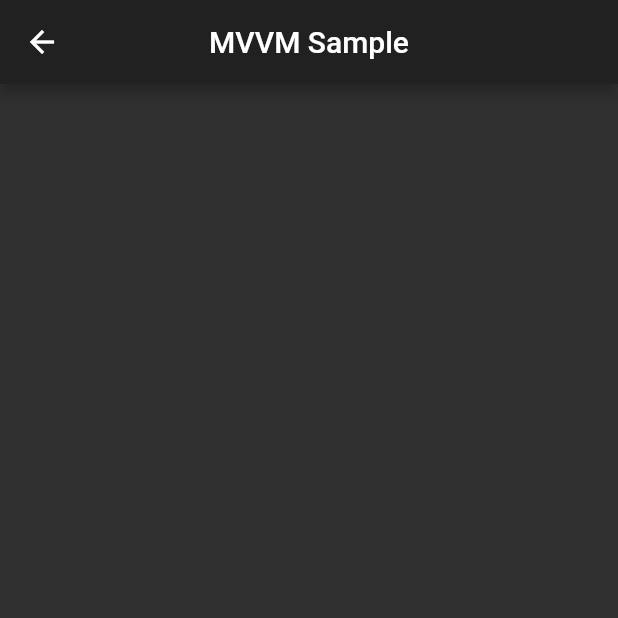
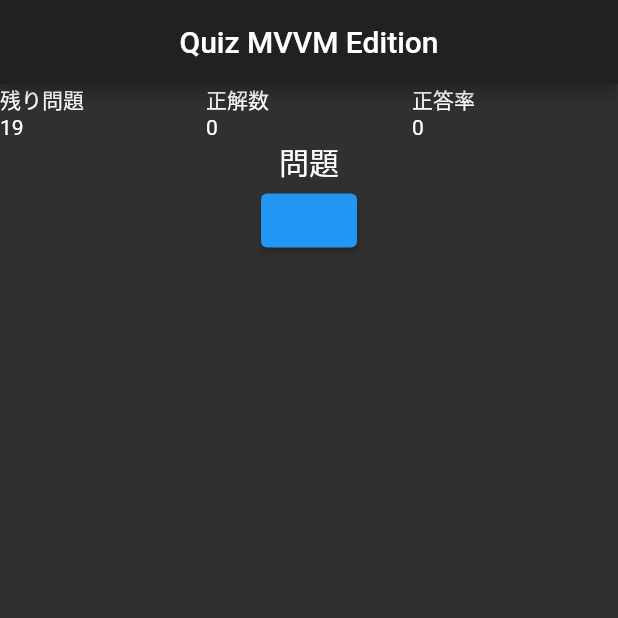
Before and after one commit to HideAsakawa/my_training_2, a Flutter app: the TestScreen screen opened directly, on a phone screen of 412 x 824 dp, the top half of it. Run offline on Flutter 3.47's test engine with Material 2 defaults, Android fonts, the phone set to English and light mode, and no system bars; our stand-ins replace moor; generated files the repository leaves out were written again; network calls fail.

Commit message:
add view_model

```diff
--- /dev/null
+++ b/lib/view/component/answer_part.dart
@@ -0,0 +1,11 @@
+import 'package:flutter/material.dart';
+
+class AnswerPart extends StatelessWidget {
+  @override
+  Widget build(BuildContext context) {
+    return Column(children: [
+      ElevatedButton(
+          onPressed: () => null,
+          child: Text("")),
+    ],);}
+}
--- /dev/null
+++ b/lib/view/component/quiz_data.dart
@@ -0,0 +1,31 @@
+import 'package:flutter/material.dart';
+
+class QuizData extends StatelessWidget {
+  final numberOfRemaining;
+  final numberOfCorrect;
+  final correctRate;
+
+  QuizData({this.numberOfRemaining, this.numberOfCorrect, this.correctRate});
+
+  @override
+  Widget build(BuildContext context) {
+    return Table(
+      children: <TableRow>[
+        TableRow(
+            children: [
+              const Text("残り問題"),
+              const Text("正解数"),
+              const Text("正答率"),
+            ]
+        ),
+        TableRow(
+            children: [
+              Text(numberOfRemaining.toString()),
+              Text(numberOfCorrect.toString()),
+              Text(correctRate.toString())
+            ]
+        )
+      ],
+    );
+  }
+}
--- a/lib/view/screens/test_screen.dart
+++ b/lib/view/screens/test_screen.dart
@@ -1,9 +1,8 @@
 import 'package:db_sample_demo/model/db/database.dart';
-import 'package:db_sample_demo/view/component/life_line.dart';
-import 'package:db_sample_demo/view/component/quiz_answer_button.dart';
-import 'package:db_sample_demo/view/component/test_data.dart';
-import 'package:db_sample_demo/view_model/button_controller_viewmodel.dart';
-import 'package:db_sample_demo/view_model/view_model.dart';
+import 'package:db_sample_demo/view/component/answer_part.dart';
+import 'package:db_sample_demo/view/component/question_panel.dart';
+import 'package:db_sample_demo/view/component/quiz_data.dart';
+import 'package:db_sample_demo/view_model/quiz_data_view_model.dart';
 import 'package:flutter/material.dart';
 import 'package:provider/provider.dart';
 
@@ -13,105 +12,47 @@ class TestScreen extends StatefulWidget {
 }
 
 class _TestScreenState extends State<TestScreen> {
-  List<Question> _shuffledQuestions = [];
-  int _correctQuestionNumber = 0;
-  int _numberOfRemaining = 19;
-  int _numberOfCorrectAnswers = 0;
+  int _numberOfRemaining = 20;
+  int _numberOfCorrectAnswer = 0;
   int _correctRate = 0;
+  List<Question> _allQuestions = [];
 
-  QuizAnswerButton choice1;
+  QuizDataViewModel _quizDataViewModel;
+
+  @override
+  void initState() {
+    _numberOfRemaining -= 1;
+    _numberOfCorrectAnswer = 0;
+    _correctRate = 0;
+    getAllQuestion();
+    super.initState();
+  }
+
+  getAllQuestion() async {
+    _quizDataViewModel = Provider.of<QuizDataViewModel>(context, listen: false);
+    await _quizDataViewModel.getAllQuestion();
+    print(_quizDataViewModel.allQuestion);
+  }
+
+
 
   @override
   Widget build(BuildContext context) {
-
-    final viewModel = Provider.of<ViewModel>(context, listen: false);
-
-    Future(() async {
-      if (viewModel.questions.isEmpty) {
-        await viewModel.getAllQuiz();
-        _questionShuffle(viewModel.questions);
-        print("getAllQuiz is done");
-      }
-    });
-
-    print("_correctQuestionNumber: $_correctQuestionNumber");
-
     return Scaffold(
-      appBar: AppBar(
-        title: Text("MVVM Sample"),
-        centerTitle: true,
-      ),
-      body: Padding(
-        padding: const EdgeInsets.all(8.0),
-        child: Consumer<ViewModel>(
-          builder: (context, model, child) {
-            print("consumer is run");
-            return Center(
-              child: (viewModel.questions.isNotEmpty) ? Column(
-                children: [
-                  TestData(numberOfRemaining: _numberOfRemaining, numberOfCorrectAnswers: _numberOfCorrectAnswers, correctRate: _correctRate,),
-                  Text(model.questions[_correctQuestionNumber].question),
-                  LifeLine(),
-                  // viewModelの種類ごとにConsumerを
-                  Consumer<ButtonControllerViewModel>(
-                    builder: (context, model, child) {
-                      return Column(
-                        children: [
-                          QuizAnswerButton(
-                            buttonText: viewModel.questions[_correctQuestionNumber].answer,
-                            buttonColor: model.buttonColor,
-                            onPressed: () => _pushAnswerButton(viewModel.questions[_correctQuestionNumber].answer),
-                          ),
-                          QuizAnswerButton(
-                            buttonText: viewModel.questions[_correctQuestionNumber].choice1,
-                            buttonColor: model.buttonColor,
-                            onPressed: () => _pushAnswerButton(viewModel.questions[_correctQuestionNumber].choice1),
-                          ),
-                          QuizAnswerButton(
-                            buttonText: viewModel.questions[_correctQuestionNumber].choice2,
-                            buttonColor: model.buttonColor,
-                            onPressed: () => _pushAnswerButton(viewModel.questions[_correctQuestionNumber].choice2),
-                          ),
-                          QuizAnswerButton(
-                            buttonText: viewModel.questions[_correctQuestionNumber].choice3,
-                            buttonColor: model.buttonColor,
-                            onPressed: () => _pushAnswerButton(viewModel.questions[_correctQuestionNumber].choice3),
-                          ),
-                        ],
-                      );
-                    },
-                  ),
-                ],
-              ) : Container(),
-            );
-          },
-        ),
+      appBar: AppBar(title: Text("Quiz MVVM Edition"), centerTitle: true),
+      body: Column(
+        children: <Widget>[
+          QuizData(
+            numberOfRemaining: _numberOfRemaining,
+            numberOfCorrect: _numberOfCorrectAnswer,
+            correctRate: _correctRate,
+          ),
+          const Text("問題", style: TextStyle(fontSize: 20.0),),
+          QuestionPanel(),
+          // TODO LifeLine(),
+          AnswerPart(),
+        ],
       ),
     );
   }
-
-  _questionShuffle(List<Question> questions) {
-    _shuffledQuestions = questions;
-    _shuffledQuestions.shuffle();
-    print("question is shuffled");
-  }
-
-  _pushAnswerButton(String userAnswer) {
-    if(userAnswer == _shuffledQuestions[_correctQuestionNumber].answer) {
-      print("正解");
-      _numberOfCorrectAnswers += 1;
-    } else {
-      print("不正化");
-    }
-
-    if(_numberOfRemaining <= 0) {
-      Navigator.pop(context);
-    } else {
-      setState(() {
-        _correctQuestionNumber +=1;
-        _numberOfRemaining -= 1;
-       _correctRate = (_numberOfCorrectAnswers / (20 - _numberOfRemaining) * 100 ).toInt() ;
-      });
-    }
-  }
 }
--- a/lib/view_model/button_controller_viewmodel.dart
+++ /dev/null
@@ -1,11 +0,0 @@
-import 'package:flutter/material.dart';
-
-class ButtonControllerViewModel extends ChangeNotifier {
-  Color _buttonColor = Colors.redAccent;
-  Color get buttonColor => _buttonColor;
-
-  changeColor() {
-    _buttonColor = Colors.grey;
-    notifyListeners();
-  }
-}
--- /dev/null
+++ b/lib/view_model/quiz_data_view_model.dart
@@ -0,0 +1,14 @@
+import 'package:db_sample_demo/model/db/database.dart';
+import 'package:flutter/material.dart';
+import '../main.dart';
+
+class QuizDataViewModel extends ChangeNotifier {
+
+  List<Question> _allQuestion = [];
+  List<Question> get allQuestion => _allQuestion;
+
+  Future<void> getAllQuestion() async {
+    _allQuestion = await database.allQuestions;
+    notifyListeners();
+  }
+}
--- a/lib/view_model/view_model.dart
+++ /dev/null
@@ -1,21 +0,0 @@
-import 'package:db_sample_demo/main.dart';
-import 'package:db_sample_demo/model/db/database.dart';
-import 'package:flutter/material.dart';
-
-class ViewModel extends ChangeNotifier {
-  List<Question> _questions = [];
-  List<Question> get questions => _questions;
-
-  Color _buttonColor = Colors.grey;
-  Color get buttonColor => _buttonColor;
-
-  Future<void> getAllQuiz() async {
-    _questions = await database.allQuestions;
-    print(" from _view_model: $_questions");
-    notifyListeners();
-  }
-
-  getButtonColor(){
-    notifyListeners();
-  }
-}
```
Also changed, not shown: lib/main.dart (+7 -15 lines), lib/view/component/life_line.dart (deleted, +0 -31 lines), lib/view/component/life_line_button.dart (deleted, +0 -63 lines), lib/view/component/mode_select_button.dart (deleted, +0 -25 lines), lib/view/component/question_panel.dart (added, +11 -0 lines), lib/view/component/quiz_answer_button.dart (deleted, +0 -28 lines), lib/view/component/select_toggle.dart (deleted, +0 -25 lines), lib/view/component/test_data.dart (deleted, +0 -37 lines), lib/view/screens/home_screen.dart (+2 -12 lines).
